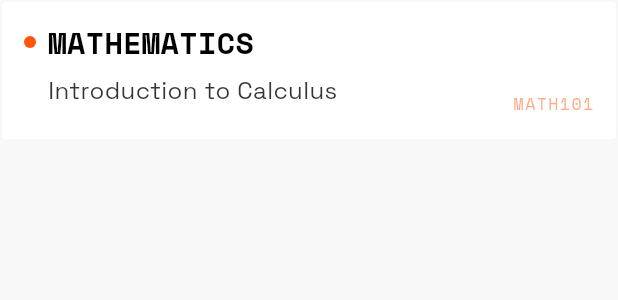
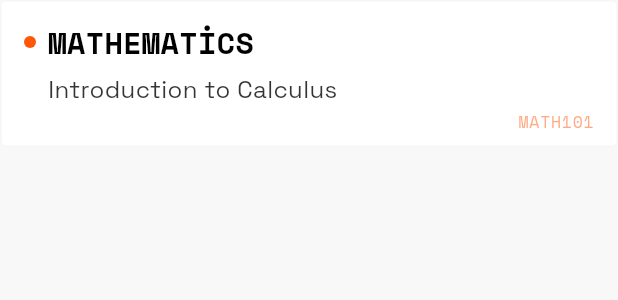
Before and after one commit to oumarufaruqu/bendeapp, a Flutter app: the BendeLessonCard widget shown alone on an empty page, opened directly, on a phone screen of 412 x 824 dp. Shown: the top 300 px of the screen. Run offline on Flutter 3.47's test engine with Material 3 defaults, Android fonts, the phone set to English and light mode, and no system bars; our stand-ins replace dartz, equatable, flutter_bloc, flutter_card_swiper, get_it, google_fonts and 1 more; accounts and stored records are empty; network calls fail.

Commit message:
feat: improve lesson card layout and add Turkish character support - Add proper spacing between subtitle and code - Fix Turkish character uppercase conversion - Improve code positioning

```diff
--- /dev/null
+++ b/lib/core/extensions/string_extension.dart
@@ -0,0 +1,12 @@
+extension StringExtension on String {
+  String toLocaleUpperCase() {
+    return replaceAll('i', 'İ')
+        .replaceAll('ı', 'I')
+        .replaceAll('ö', 'Ö')
+        .replaceAll('ü', 'Ü')
+        .replaceAll('ş', 'Ş')
+        .replaceAll('ç', 'Ç')
+        .replaceAll('ğ', 'Ğ')
+        .toUpperCase();
+  }
+}
--- a/lib/core/widgets/card/bende_lesson_card.dart
+++ b/lib/core/widgets/card/bende_lesson_card.dart
@@ -4,6 +4,7 @@
 import 'package:bende/core/theme/app_typography.dart';
 // ignore: unused_import
 import 'package:bende/core/extensions/color_extension.dart';
+import 'package:bende/core/extensions/string_extension.dart';
 
 class BendeLessonCard extends StatelessWidget {
   final String title;
@@ -36,8 +37,14 @@
         borderRadius: BorderRadius.circular(4),
         child: Container(
           width: double.infinity,
-          padding: const EdgeInsets.all(16),
+          padding: const EdgeInsets.only(
+            top: 16,
+            left: 16,
+            right: 16,
+            bottom: 16,
+          ),
           child: Stack(
+            clipBehavior: Clip.none,
             children: [
               Column(
                 crossAxisAlignment: CrossAxisAlignment.start,
@@ -56,7 +63,7 @@
                       const SizedBox(width: 8),
                       Expanded(
                         child: Text(
-                          title.toUpperCase(),
+                          title.toLocaleUpperCase(),
                           style: AppTypography.h3,
                         ),
                       ),
@@ -67,28 +74,33 @@
                     Padding(
                       padding: const EdgeInsets.only(
                         left: 16,
-                        right: 48,
+                        right: 16,
                       ),
                       child: Text(
                         subtitle,
                         style: AppTypography.bodyMedium.copyWith(
                           color: AppColors.black.withValues(alpha: 0.8),
+                          height: 1.4,
                         ),
                         maxLines: 2,
                         overflow: TextOverflow.ellipsis,
                       ),
                     ),
-                    const SizedBox(height: 4),
+                    const SizedBox(height: 12),
                   ],
                 ],
               ),
               Positioned(
-                right: 0,
-                bottom: 0,
-                child: Text(
-                  code,
-                  style: AppTypography.labelSmall.copyWith(
-                    color: AppColors.orange.withValues(alpha: 0.5),
+                right: -4,
+                bottom: -12,
+                child: Padding(
+                  padding: const EdgeInsets.all(4),
+                  child: Text(
+                    code,
+                    style: AppTypography.labelSmall.copyWith(
+                      color: AppColors.orange.withValues(alpha: 0.5),
+                      letterSpacing: 0.5,
+                    ),
                   ),
                 ),
               ),
```
